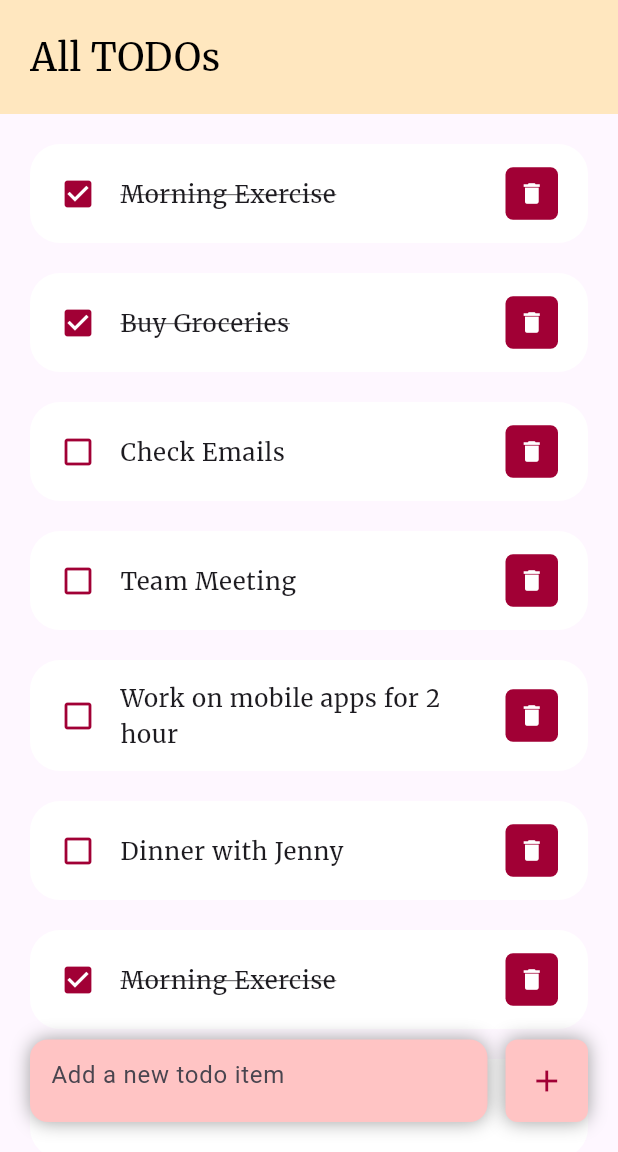
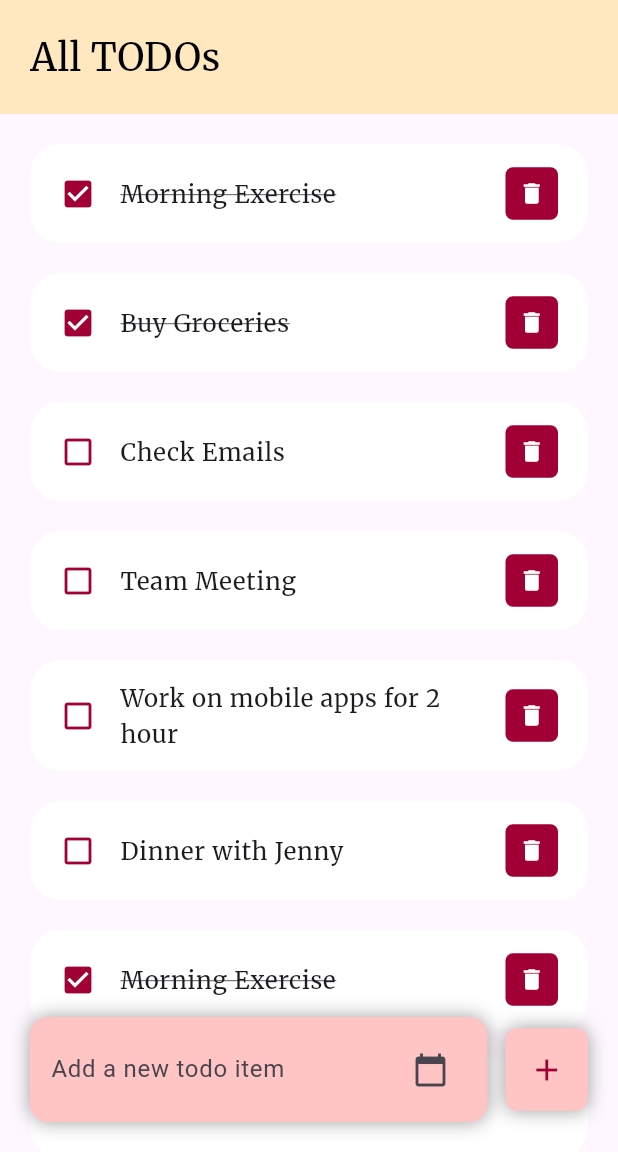
Before and after one commit to liisrenser/duenow, a Flutter app: the screen it shows after launch, on a phone screen of 412 x 824 dp, the part 84-1236 px from its top. Run offline on Flutter 3.47's test engine with Material 3 defaults, Android fonts, the phone set to English and light mode, and no system bars; our stand-ins replace google_fonts.

Commit message:
Update home.dart
add date picker to todo input

```diff
--- a/lib/screens/home.dart
+++ b/lib/screens/home.dart
@@ -13,6 +13,7 @@ class HomeScreen extends StatefulWidget {
 class _HomeScreenState extends State<HomeScreen> {
   final todosList = ToDo.todoList();
   final _toDoController = TextEditingController();
+  TextEditingController _dateController = TextEditingController();
 
   void _handleToDoChange(ToDo todo) {
     setState(() {
@@ -38,6 +39,22 @@ class _HomeScreenState extends State<HomeScreen> {
       );
     });
     _toDoController.clear();
+    _dateController.clear();
+  }
+
+  Future<void> _selectDate() async {
+    DateTime? _picked = await showDatePicker(
+      context: context,
+      initialDate: DateTime.now(),
+      firstDate: DateTime(2026),
+      lastDate: DateTime(2100)
+    );
+
+    if (_picked != null) {
+      setState(() {
+        _dateController.text = _picked.toString().split(" ")[0];
+      });
+    }
   }
 
   @override
@@ -105,7 +122,7 @@ class _HomeScreenState extends State<HomeScreen> {
                       child: Container(
                         margin: const EdgeInsets.only(bottom: 20),
                         padding: const EdgeInsets.symmetric(horizontal: 14),
-                        height: 55,
+                        height: 70,
                         decoration: BoxDecoration(
                           color: const Color(0xFFFFC4C4),
                           borderRadius: BorderRadius.circular(12),
@@ -117,12 +134,42 @@ class _HomeScreenState extends State<HomeScreen> {
                             ),
                           ],
                         ),
+                        child: Column(
+                          mainAxisAlignment: MainAxisAlignment.center,
+                          crossAxisAlignment: CrossAxisAlignment.start,
+                          children: [
+                            Row(
+                              children: [
+                                Expanded(
                                   child: TextField(
                                     controller: _toDoController,
                                     decoration: const InputDecoration(
                                       hintText: 'Add a new todo item',
                                       border: InputBorder.none,
+                                      isCollapsed: true,
                                     ),
+                                  ),
+                                ),
+                                IconButton(
+                                  icon: const Icon(Icons.calendar_today),
+                                  onPressed: () {
+                                    _selectDate();
+                                  },
+                                ),
+                              ],
+                            ),
+                            if (_dateController.text.isNotEmpty)
+                              Padding(
+                                padding: const EdgeInsets.only(top: 4),
+                                child: Text(
+                                  'Due: ${_dateController.text}',
+                                  style: const TextStyle(
+                                    fontSize: 12,
+                                    color: Colors.black54,
+                                  ),
+                                ),
+                              ),
+                          ],
                         ),
                       ),
                     ),
```
Lines whose indentation alone changed are shown as unchanged.
